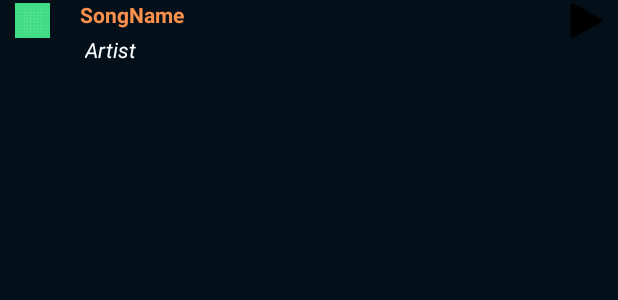
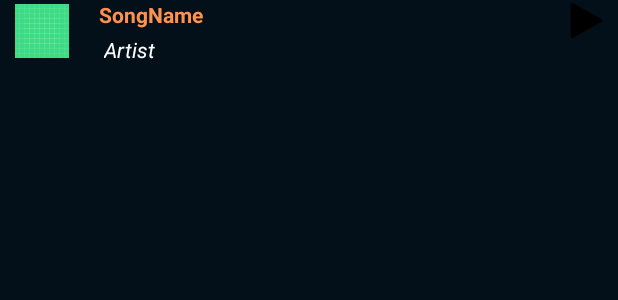
Before and after one commit to jmaham23/AndroidLocalAudioPlayer, an Android app: the layout audio.xml on its own in the app's theme, with its tools: preview values and no code run, on a phone screen of 412 x 824 dp. Shown: the top 300 px of the screen. Run offline under Robolectric (Android 15) with nearby library versions, the phone set to English and light mode, and no system bars.

```diff
--- a/app/src/main/java/com/example/musicplayer/MusicAdapter.java
+++ b/app/src/main/java/com/example/musicplayer/MusicAdapter.java
@@ -86,10 +86,15 @@ public class MusicAdapter extends BaseAdapter {
 
         if(art == null){
             //default artwork
+            Glide.with(cnxt).asBitmap()
+                    //embedded album art
+                    .load(R.drawable.default_album_art)
+                    .into(myViewHolder.albumArt);
         }
         else{
             //http://www.skholingua.com/android-basic/other-sdk-n-libs/glide
             Glide.with(cnxt).asBitmap()
+                    //embedded album art
                     .load(art)
                     .into(myViewHolder.albumArt);
         }
--- a/app/src/main/res/layout/audio.xml
+++ b/app/src/main/res/layout/audio.xml
@@ -18,12 +18,12 @@
 
     <ImageView
         android:id="@+id/album_art"
-        android:layout_width="23dp"
+        android:layout_width="36dp"
+        android:layout_height="37dp"
+        android:layout_marginLeft="10dp"
         android:layout_marginTop="2dp"
-        android:layout_height="23dp"
-        android:layout_marginLeft="10dp"
         android:layout_marginRight="10dp"
-        android:src="@drawable/ic_launcher_background"/>
+        android:src="@drawable/ic_launcher_background" />
 
     <!--drawn after image view-->
 
```
Also changed, not shown: app/src/main/res/drawable/default_album_art.png (added).
